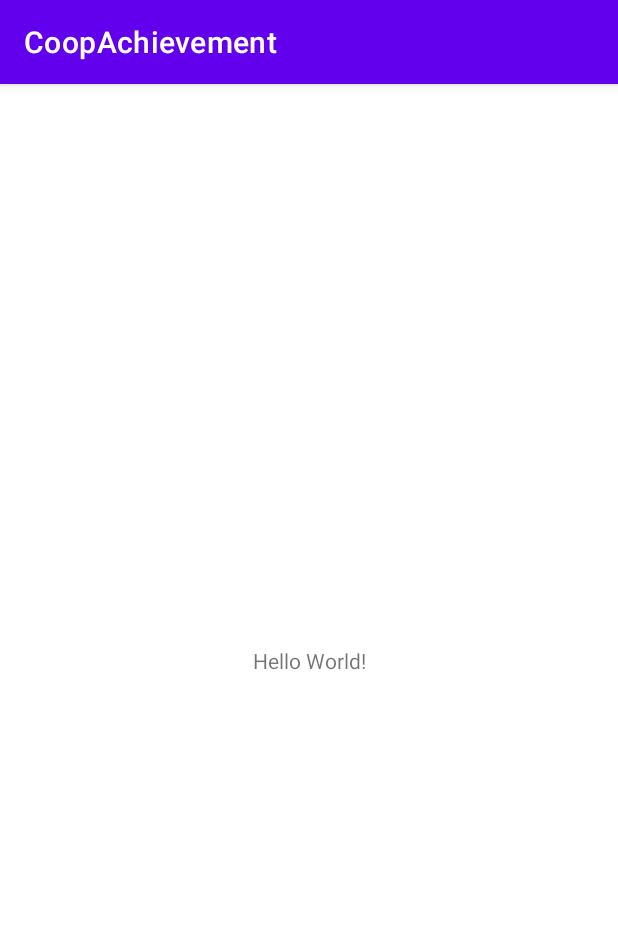
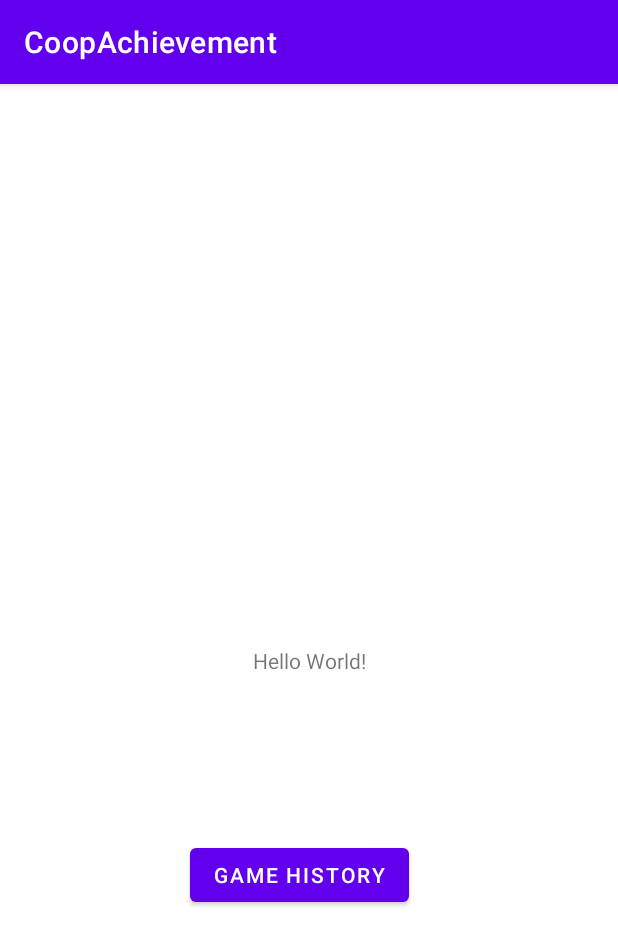
Before and after one commit to Banpreet-Aulakh/AndroidGroupProject, an Android app: the screen it shows after launch (MainActivity), on a phone screen of 412 x 824 dp. Shown: the top 945 px of the screen. Run offline under Robolectric (Android 15) with nearby library versions, the phone set to English and light mode, and no system bars.

Commit message:
Added Floating Action Button to GameHistory with stub code.

```diff
--- a/app/src/main/java/com/sfu/cmpt276/coopachievement/MainActivity.java
+++ b/app/src/main/java/com/sfu/cmpt276/coopachievement/MainActivity.java
@@ -2,13 +2,28 @@ package com.sfu.cmpt276.coopachievement;
 
 import androidx.appcompat.app.AppCompatActivity;
 
+import android.content.Intent;
 import android.os.Bundle;
-
+import android.view.View;
+import android.widget.Button;
+/*
+THIS IS A STUB MAIN ACTIVITY FOR TESTING ACTIVITY
+ */
 public class MainActivity extends AppCompatActivity {
 
     @Override
     protected void onCreate(Bundle savedInstanceState) {
         super.onCreate(savedInstanceState);
         setContentView(R.layout.activity_main);
+
+        Button button = findViewById(R.id.game_history_btn);
+
+        button.setOnClickListener(new View.OnClickListener() {
+            @Override
+            public void onClick(View view) {
+                Intent intent = new Intent(MainActivity.this, GameConfigHistory.class);
+                startActivity(intent);
+            }
+        });
     }
 }
--- a/app/src/main/res/layout/activity_main.xml
+++ b/app/src/main/res/layout/activity_main.xml
@@ -7,6 +7,7 @@
     tools:context=".MainActivity">
 
     <TextView
+        android:id="@+id/textView"
         android:layout_width="wrap_content"
         android:layout_height="wrap_content"
         android:text="Hello World!"
@@ -15,4 +16,16 @@
         app:layout_constraintStart_toStartOf="parent"
         app:layout_constraintTop_toTopOf="parent" />
 
+    <Button
+        android:id="@+id/game_history_btn"
+        android:layout_width="wrap_content"
+        android:layout_height="wrap_content"
+        android:text="Game History"
+        app:layout_constraintBottom_toBottomOf="parent"
+        app:layout_constraintEnd_toEndOf="parent"
+        app:layout_constraintHorizontal_bias="0.476"
+        app:layout_constraintStart_toStartOf="parent"
+        app:layout_constraintTop_toTopOf="parent"
+        app:layout_constraintVertical_bias="0.699" />
+
 </androidx.constraintlayout.widget.ConstraintLayout>
```
Also changed, not shown: app/src/main/java/com/sfu/cmpt276/coopachievement/GameConfigHistory.java (+14 -0 lines), app/src/main/res/layout/activity_game_config_history.xml (+13 -0 lines).
